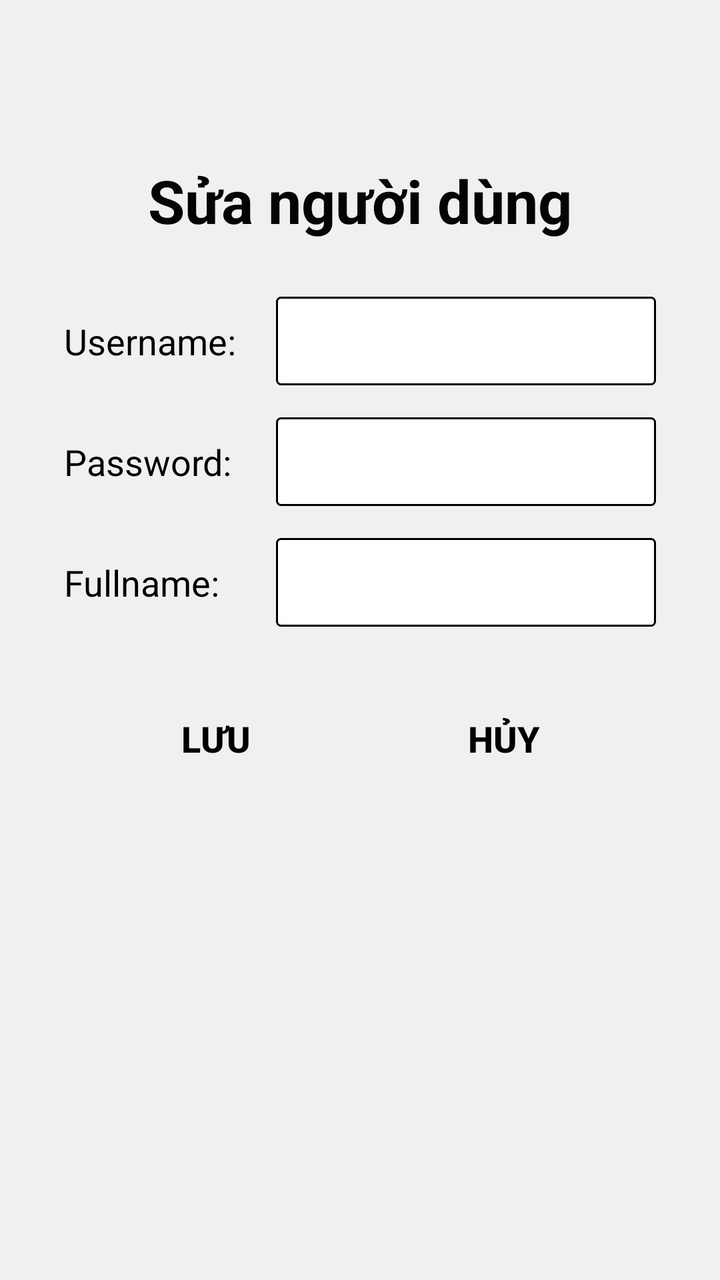
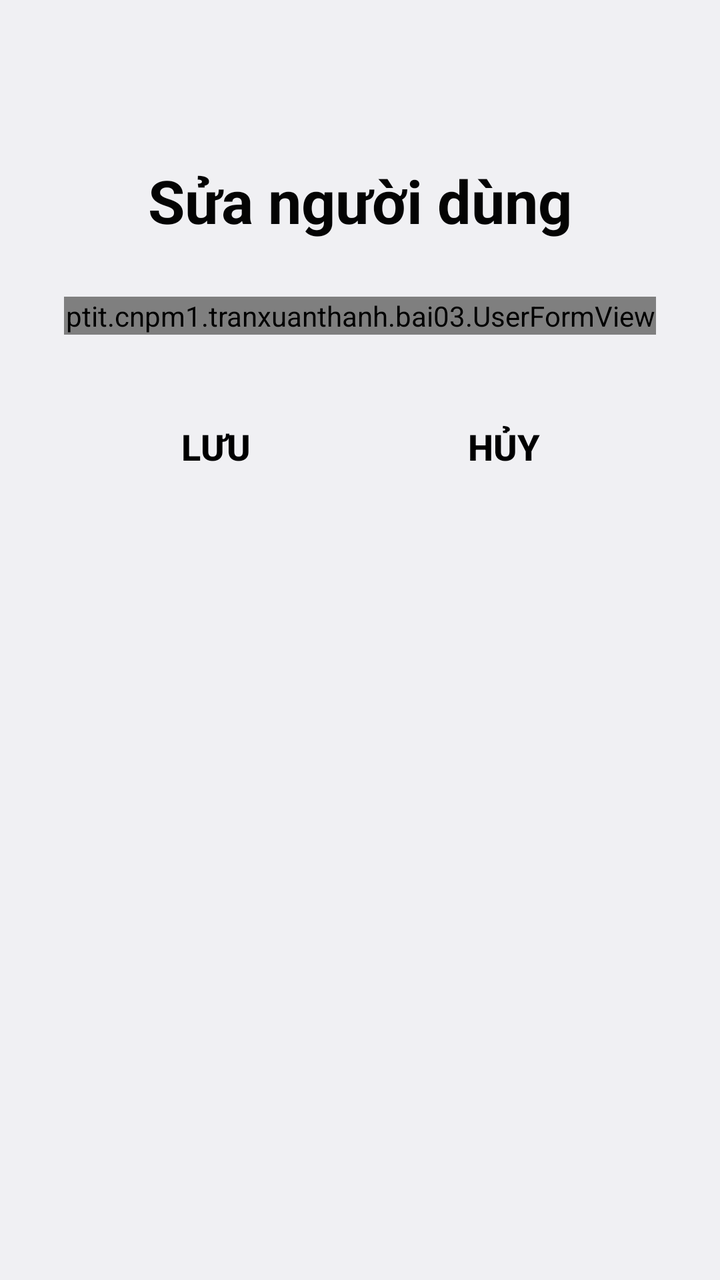

The first picture is an Android layout as it rendered before a commit; the second is the same layout after the commit. The layout source and the unified diff follow.
<!-- AndroidManifest.xml: application theme Theme.LoginApp -->
<!-- res/layout/edituser.xml -->
<?xml version="1.0" encoding="utf-8"?>
<androidx.constraintlayout.widget.ConstraintLayout xmlns:android="http://schemas.android.com/apk/res/android"
    xmlns:app="http://schemas.android.com/apk/res-auto"
    android:layout_width="match_parent"
    android:layout_height="match_parent"
    android:padding="32dp">

    <TextView
        android:id="@+id/lblTitle"
        android:layout_width="0dp"
        android:layout_height="wrap_content"
        android:layout_marginTop="48dp"
        android:gravity="center"
        android:text="Sửa người dùng"
        android:textColor="#040404"
        android:textSize="30sp"
        android:textStyle="bold"
        app:layout_constraintEnd_toEndOf="parent"
        app:layout_constraintStart_toStartOf="parent"
        app:layout_constraintTop_toTopOf="parent" />

    <TextView
        android:id="@+id/lblUN"
        android:layout_width="90dp"
        android:layout_height="wrap_content"
        android:text="Username:"
        android:textColor="#000000"
        android:textSize="18sp"
        app:layout_constraintBaseline_toBaselineOf="@+id/txtUN"
        app:layout_constraintStart_toStartOf="parent" />

    <EditText
        android:id="@+id/txtUN"
        android:layout_width="0dp"
        android:layout_height="wrap_content"
        android:layout_marginStart="16dp"
        android:layout_marginTop="28dp"
        android:background="@drawable/bg_input"
        android:inputType="text"
        android:padding="10dp"
        android:textSize="18sp"
        app:layout_constraintEnd_toEndOf="parent"
        app:layout_constraintStart_toEndOf="@+id/lblUN"
        app:layout_constraintTop_toBottomOf="@+id/lblTitle" />

    <TextView
        android:id="@+id/lblPW"
        android:layout_width="90dp"
        android:layout_height="wrap_content"
        android:text="Password:"
        android:textColor="#000000"
        android:textSize="18sp"
        app:layout_constraintBaseline_toBaselineOf="@+id/txtPW"
        app:layout_constraintStart_toStartOf="parent" />

    <EditText
        android:id="@+id/txtPW"
        android:layout_width="0dp"
        android:layout_height="wrap_content"
        android:layout_marginStart="16dp"
        android:layout_marginTop="16dp"
        android:background="@drawable/bg_input"
        android:inputType="textPassword"
        android:padding="10dp"
        android:textSize="18sp"
        app:layout_constraintEnd_toEndOf="parent"
        app:layout_constraintStart_toEndOf="@+id/lblPW"
        app:layout_constraintTop_toBottomOf="@+id/txtUN" />

    <TextView
        android:id="@+id/lblName"
        android:layout_width="90dp"
        android:layout_height="wrap_content"
        android:text="Fullname:"
        android:textColor="#000000"
        android:textSize="18sp"
        app:layout_constraintBaseline_toBaselineOf="@+id/txtName"
        app:layout_constraintStart_toStartOf="parent" />

    <EditText
        android:id="@+id/txtName"
        android:layout_width="0dp"
        android:layout_height="wrap_content"
        android:layout_marginStart="16dp"
        android:layout_marginTop="16dp"
        android:background="@drawable/bg_input"
        android:inputType="textPersonName"
        android:padding="10dp"
        android:textSize="18sp"
        app:layout_constraintEnd_toEndOf="parent"
        app:layout_constraintStart_toEndOf="@+id/lblName"
        app:layout_constraintTop_toBottomOf="@+id/txtPW" />

    <Button
        android:id="@+id/btnSave"
        android:layout_width="wrap_content"
        android:layout_height="wrap_content"
        android:layout_marginTop="32dp"
        android:background="@android:color/transparent"
        android:text="Lưu"
        android:textColor="#000000"
        android:textSize="18sp"
        android:textStyle="bold"
        app:layout_constraintEnd_toStartOf="@+id/btnCancel"
        app:layout_constraintHorizontal_bias="0.5"
        app:layout_constraintStart_toStartOf="parent"
        app:layout_constraintTop_toBottomOf="@+id/txtName" />

    <Button
        android:id="@+id/btnCancel"
        android:layout_width="wrap_content"
        android:layout_height="wrap_content"
        android:layout_marginStart="24dp"
        android:background="@android:color/transparent"
        android:text="Hủy"
        android:textColor="#000000"
        android:textSize="18sp"
        android:textStyle="bold"
        app:layout_constraintBaseline_toBaselineOf="@+id/btnSave"
        app:layout_constraintEnd_toEndOf="parent"
        app:layout_constraintHorizontal_bias="0.5"
        app:layout_constraintStart_toEndOf="@+id/btnSave" />

</androidx.constraintlayout.widget.ConstraintLayout>
<!-- resources referenced by this layout -->
<resources>
  <!-- drawable bg_input (drawable) -->
  <?xml version="1.0" encoding="utf-8"?>
  <shape xmlns:android="http://schemas.android.com/apk/res/android"
      android:shape="rectangle">
      <solid android:color="@color/white" />
      <corners android:radius="2dp" />
      <stroke
          android:width="1dp"
          android:color="@color/black" />
  </shape>
  <style name="Theme.LoginApp" parent="@android:style/Theme.DeviceDefault.Light.NoActionBar">
          <item name="android:windowOptOutEdgeToEdgeEnforcement">true</item>
      </style>
  <color name="white">#FFFFFFFF</color>
  <color name="black">#FF000000</color>
</resources>

<!-- the commit's change to res/layout/edituser.xml (unified diff, before → after) -->
@@ -19,77 +19,14 @@
         app:layout_constraintStart_toStartOf="parent"
         app:layout_constraintTop_toTopOf="parent" />
 
-    <TextView
-        android:id="@+id/lblUN"
-        android:layout_width="90dp"
-        android:layout_height="wrap_content"
-        android:text="Username:"
-        android:textColor="#000000"
-        android:textSize="18sp"
-        app:layout_constraintBaseline_toBaselineOf="@+id/txtUN"
-        app:layout_constraintStart_toStartOf="parent" />
-
-    <EditText
-        android:id="@+id/txtUN"
+    <ptit.cnpm1.tranxuanthanh.bai03.UserFormView
+        android:id="@+id/formUser"
         android:layout_width="0dp"
         android:layout_height="wrap_content"
-        android:layout_marginStart="16dp"
         android:layout_marginTop="28dp"
-        android:background="@drawable/bg_input"
-        android:inputType="text"
-        android:padding="10dp"
-        android:textSize="18sp"
         app:layout_constraintEnd_toEndOf="parent"
-        app:layout_constraintStart_toEndOf="@+id/lblUN"
+        app:layout_constraintStart_toStartOf="parent"
         app:layout_constraintTop_toBottomOf="@+id/lblTitle" />
-
-    <TextView
-        android:id="@+id/lblPW"
-        android:layout_width="90dp"
-        android:layout_height="wrap_content"
-        android:text="Password:"
-        android:textColor="#000000"
-        android:textSize="18sp"
-        app:layout_constraintBaseline_toBaselineOf="@+id/txtPW"
-        app:layout_constraintStart_toStartOf="parent" />
-
-    <EditText
-        android:id="@+id/txtPW"
-        android:layout_width="0dp"
-        android:layout_height="wrap_content"
-        android:layout_marginStart="16dp"
-        android:layout_marginTop="16dp"
-        android:background="@drawable/bg_input"
-        android:inputType="textPassword"
-        android:padding="10dp"
-        android:textSize="18sp"
-        app:layout_constraintEnd_toEndOf="parent"
-        app:layout_constraintStart_toEndOf="@+id/lblPW"
-        app:layout_constraintTop_toBottomOf="@+id/txtUN" />
-
-    <TextView
-        android:id="@+id/lblName"
-        android:layout_width="90dp"
-        android:layout_height="wrap_content"
-        android:text="Fullname:"
-        android:textColor="#000000"
-        android:textSize="18sp"
-        app:layout_constraintBaseline_toBaselineOf="@+id/txtName"
-        app:layout_constraintStart_toStartOf="parent" />
-
-    <EditText
-        android:id="@+id/txtName"
-        android:layout_width="0dp"
-        android:layout_height="wrap_content"
-        android:layout_marginStart="16dp"
-        android:layout_marginTop="16dp"
-        android:background="@drawable/bg_input"
-        android:inputType="textPersonName"
-        android:padding="10dp"
-        android:textSize="18sp"
-        app:layout_constraintEnd_toEndOf="parent"
-        app:layout_constraintStart_toEndOf="@+id/lblName"
-        app:layout_constraintTop_toBottomOf="@+id/txtPW" />
 
     <Button
         android:id="@+id/btnSave"
@@ -104,7 +41,7 @@
         app:layout_constraintEnd_toStartOf="@+id/btnCancel"
         app:layout_constraintHorizontal_bias="0.5"
         app:layout_constraintStart_toStartOf="parent"
-        app:layout_constraintTop_toBottomOf="@+id/txtName" />
+        app:layout_constraintTop_toBottomOf="@+id/formUser" />
 
     <Button
         android:id="@+id/btnCancel"
<!-- resource entries referenced after the edit -->
@@ -1,19 +1,7 @@
 <!-- resources referenced by this layout -->
 <resources>
-  <!-- drawable bg_input (drawable) -->
-  <?xml version="1.0" encoding="utf-8"?>
-  <shape xmlns:android="http://schemas.android.com/apk/res/android"
-      android:shape="rectangle">
-      <solid android:color="@color/white" />
-      <corners android:radius="2dp" />
-      <stroke
-          android:width="1dp"
-          android:color="@color/black" />
-  </shape>
   <style name="Theme.LoginApp" parent="@android:style/Theme.DeviceDefault.Light.NoActionBar">
           <item name="android:windowOptOutEdgeToEdgeEnforcement">true</item>
       </style>
-  <color name="white">#FFFFFFFF</color>
-  <color name="black">#FF000000</color>
 </resources>
 
